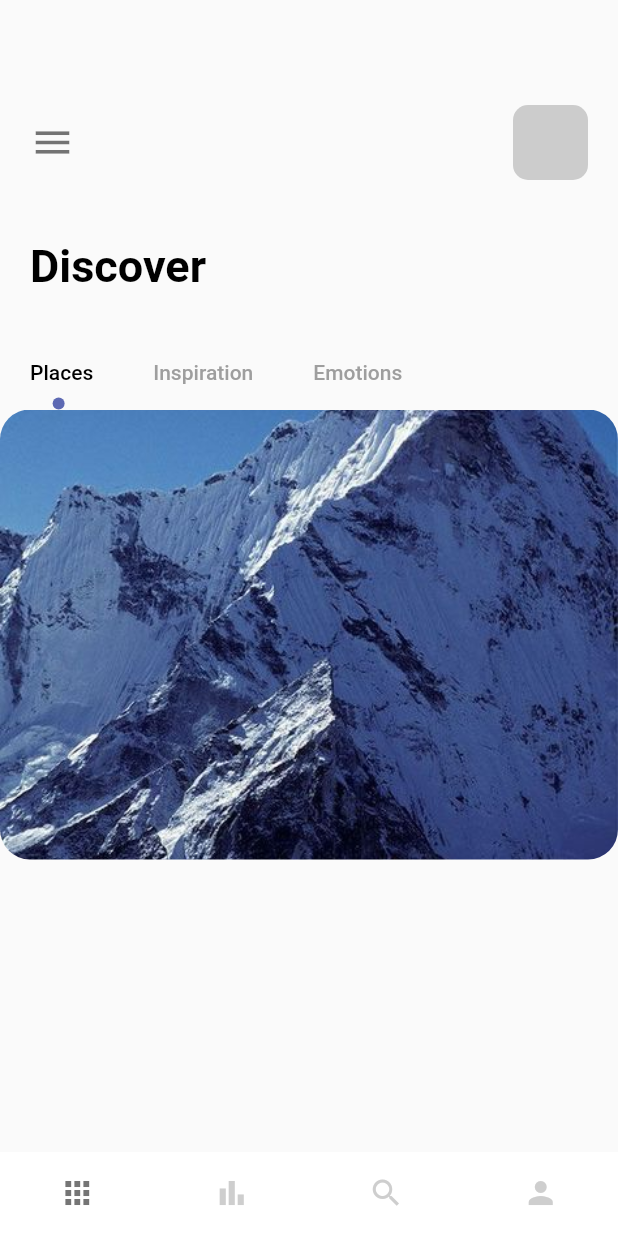
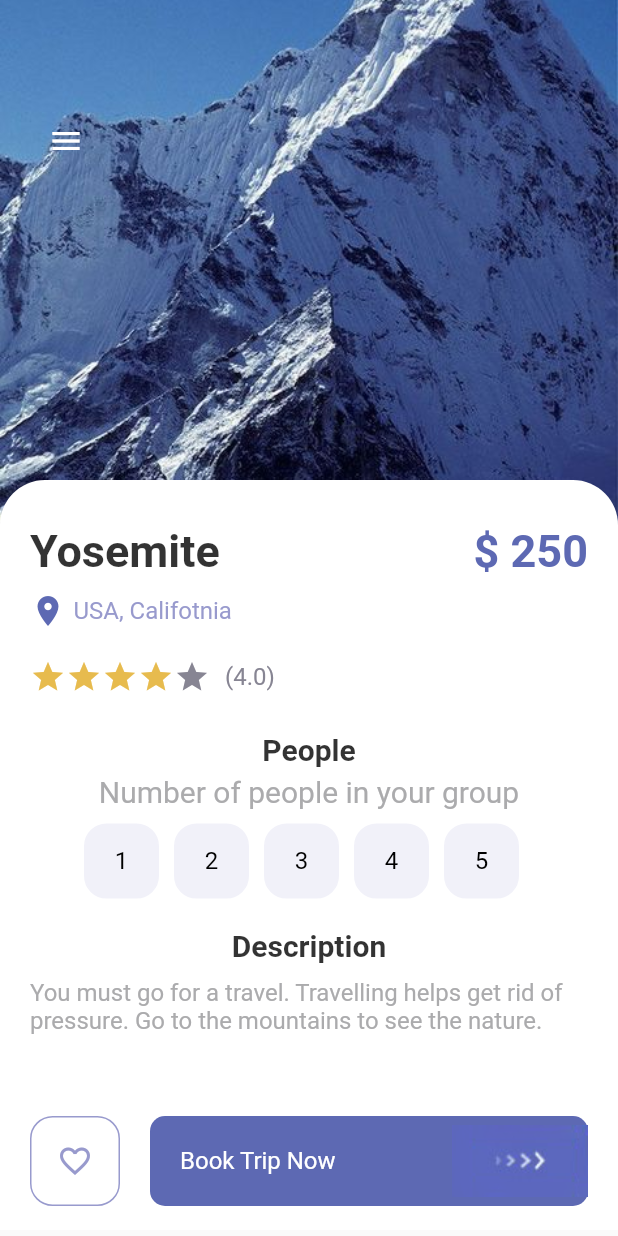
Before and after one commit to TinongSot/Travel_App, a Flutter app: the screen it shows after launch, on a phone screen of 412 x 824 dp. Run offline on Flutter 3.47's test engine with Material 2 defaults, Android fonts, the light colour scheme and no system bars; our stand-ins replace bloc, equatable.

Commit message:
Start from 3:0:0

```diff
--- /dev/null
+++ b/lib/cubit/app_cubit_states.dart
@@ -0,0 +1,14 @@
+import 'package:equatable/equatable.dart';
+
+abstract class CubitStates extends Equatable {}
+
+class InitialState extends CubitStates {
+
+  @override
+  List<Object> get props => [];
+}
+
+class WelcomeState extends CubitStates {
+  @override
+  List<Object> get props => [];
+}
--- /dev/null
+++ b/lib/cubit/app_cubits.dart
@@ -0,0 +1,8 @@
+import 'package:bloc/bloc.dart';
+import 'package:travel_app/cubit/app_cubit_states.dart';
+
+class AppCubits extends Cubit<CubitStates> {
+  AppCubits() : super(InitialState()) {
+    emit(WelcomeState());
+  }
+}
--- a/lib/main.dart
+++ b/lib/main.dart
@@ -1,4 +1,5 @@
 import 'package:flutter/material.dart';
+import 'package:travel_app/pages/detail_page.dart';
 import 'package:travel_app/pages/navpages/main_page.dart';
 import 'package:travel_app/pages/welcome_page.dart';
 
@@ -17,7 +18,7 @@ class TravelApp extends StatelessWidget {
       theme: ThemeData(
         primarySwatch: Colors.blue,
       ),
-      home: MainPage(),
+      home: DetailPage()
     );
   }
 }
--- /dev/null
+++ b/lib/pages/detail_page.dart
@@ -0,0 +1,193 @@
+import 'package:flutter/cupertino.dart';
+import 'package:flutter/material.dart';
+
+import '../misc/colors.dart';
+import '../widgets/app_buttons.dart';
+import '../widgets/app_large_text.dart';
+import '../widgets/app_text.dart';
+import '../widgets/responsive_button.dart';
+
+class DetailPage extends StatefulWidget {
+  const DetailPage({Key? key}) : super(key: key);
+  @override
+  _DetailPageState createState() => _DetailPageState();
+}
+
+class _DetailPageState extends State<DetailPage> {
+  int gottenStars = 4;
+  int selectedIndex = -1;
+  @override
+  Widget build(BuildContext context) {
+    return Scaffold(
+      body: Container(
+        width: double.maxFinite,
+        height: double.maxFinite,
+        child: Stack(
+          children: [
+            Positioned(
+                left: 0,
+                right: 0,
+                child: Container(
+                  width: double.maxFinite,
+                  height: 350,
+                  decoration: BoxDecoration(
+                    image: DecorationImage(
+                        image: AssetImage("img/mountain.jpeg"),
+                        fit: BoxFit.cover),
+                  ),
+                )),
+            Positioned(
+                left: 20,
+                top: 70,
+                child: Row(
+                  children: [
+                    IconButton(
+                      onPressed: () {},
+                      icon: Icon(Icons.menu),
+                      color: Colors.white,
+                    )
+                  ],
+                )),
+            Positioned(
+              top: 320,
+              child: Container(
+                padding: const EdgeInsets.only(left: 20, right: 20, top: 30),
+                width: MediaQuery.of(context).size.width,
+                height: 500,
+                decoration: BoxDecoration(
+                    color: Colors.white,
+                    borderRadius: BorderRadius.only(
+                        topLeft: Radius.circular(30),
+                        topRight: Radius.circular(30))),
+                child: Column(
+                  children: [
+                    //SizedBox(height: 10,),
+                    Row(
+                      mainAxisAlignment: MainAxisAlignment.spaceBetween,
+                      children: [
+                        AppLargeText(
+                            text: "Yosemite",
+                            color: Colors.black.withOpacity(0.8)),
+                        AppLargeText(text: "\$ 250", color: AppColors.mainColor)
+                      ],
+                    ),
+                    SizedBox(
+                      height: 10,
+                    ),
+                    Row(
+                      children: [
+                        Icon(
+                          Icons.location_on,
+                          color: AppColors.mainColor,
+                        ),
+                        SizedBox(
+                          width: 5,
+                        ),
+                        AppText(
+                          text: "USA, Califotnia",
+                          color: AppColors.textColor1,
+                        )
+                      ],
+                    ),
+                    SizedBox(
+                      height: 20,
+                    ),
+                    Row(
+                      children: [
+                        Wrap(
+                          children: List.generate(5, (index) {
+                            return Icon(Icons.star,
+                                color: index < gottenStars
+                                    ? AppColors.starColor
+                                    : AppColors.textColor2);
+                          }),
+                        ),
+                        SizedBox(
+                          width: 10,
+                        ),
+                        AppText(
+                          text: "(4.0)",
+                          color: AppColors.textColor2,
+                        )
+                      ],
+                    ),
+                    SizedBox(
+                      height: 25,
+                    ),
+                    AppLargeText(
+                        text: "People",
+                        color: Colors.black.withOpacity(0.8),
+                        size: 20),
+                    SizedBox(
+                      height: 5,
+                    ),
+                    AppText(
+                        text: "Number of people in your group",
+                        color: AppColors.mainTextColor,
+                        size: 20),
+                    SizedBox(
+                      height: 10,
+                    ),
+                    Wrap(
+
+                      children: List.generate(5, (index) {
+                        return InkWell(
+                          onTap: () {
+                            setState(() {
+                              selectedIndex = index;
+                            });
+                          },
+                          child: Container(
+                            margin: const EdgeInsets.only(right: 10),
+                            child: AppButtons(
+                              size: 50,
+                              color: selectedIndex==index?Colors.white:Colors.black,
+                              backgroundColor: selectedIndex==index?Colors.black:AppColors.buttonBackground,
+                              borderColor: selectedIndex==index?Colors.black:AppColors.buttonBackground,
+                              text: (index + 1).toString(),
+                            ),
+                          ),
+                        );
+                      }),
+                    ),
+                    SizedBox(
+                      height: 20,
+                    ),
+                    AppLargeText(text: "Description", color: Colors.black.withOpacity(0.8), size: 20),
+                    SizedBox(
+                      height: 10,
+                    ),
+                    AppText(text:"You must go for a travel. Travelling helps get rid of pressure. Go to the mountains to see the nature.", color: AppColors.mainTextColor),
+                  ],
+                ),
+              ),
+            ),
+            Positioned(
+              bottom:20,
+              left:20,
+              right: 20,
+              child: Row(
+                children:[
+                  AppButtons(
+                    size:60,
+                    color:AppColors.textColor1,
+                    backgroundColor: Colors.white,
+                    borderColor: AppColors.textColor1,
+                    isIcon: true,
+                    icon:Icons.favorite_border
+                    ),
+                    SizedBox(width: 20),
+                    ResponsiveButton(
+                      isResponsive: true,
+                    )
+
+                ],
+
+                )
+            )
+          ],
+        ),
+      ),
+    );
+  }
+}
--- a/lib/pages/navpages/home_page.dart
+++ b/lib/pages/home_page.dart
@@ -4,6 +4,8 @@ import 'package:flutter/src/foundation/key.dart';
 import 'package:flutter/src/widgets/framework.dart';
 import 'package:travel_app/misc/colors.dart';
 import 'package:travel_app/widgets/app_large_text.dart';
+
+import '../widgets/app_text.dart';
 
 class HomePage extends StatefulWidget {
   const HomePage({Key? key}) : super(key: key);
@@ -13,6 +15,12 @@ class HomePage extends StatefulWidget {
 }
 
 class _HomePageState extends State<HomePage> with TickerProviderStateMixin {
+  var images = {
+    "balloning.png": "Balloning",
+    "hiking.png": "Hiking",
+    "kayaking.png": "Kayaking",
+    "snorkling.png": "Snorkling"
+  };
   @override
   Widget build(BuildContext context) {
     TabController _tabController = TabController(length: 3, vsync: this);
@@ -42,14 +50,14 @@ class _HomePageState extends State<HomePage> with TickerProviderStateMixin {
               ],
             ),
           ),
-          SizedBox(height: 40),
+          SizedBox(height: 30),
           //discover text
           Container(
             margin: const EdgeInsets.only(left: 20),
             child: AppLargeText(text: "Discover"),
           ),
           SizedBox(
-            height: 30,
+            height: 20,
           ),
           //tabbar
           Container(
@@ -78,10 +86,16 @@ class _HomePageState extends State<HomePage> with TickerProviderStateMixin {
             ),
           ),
           Container(
+            padding: const EdgeInsets.only(left: 20),
             height: 300,
             width: double.maxFinite,
             child: TabBarView(controller: _tabController, children: [
-              Container(
+              ListView.builder(
+                itemCount: 3,
+                scrollDirection: Axis.horizontal,
+                itemBuilder: (BuildContext context, int index) {
+                  return Container(
+                    margin: const EdgeInsets.only(right: 15, top: 10),
                     width: 200,
                     height: 300,
                     decoration: BoxDecoration(
@@ -90,11 +104,68 @@ class _HomePageState extends State<HomePage> with TickerProviderStateMixin {
                         image: DecorationImage(
                             image: AssetImage("img/mountain.jpeg"),
                             fit: BoxFit.cover)),
+                  );
+                },
               ),
               Text("There"),
               Text("Bye"),
             ]),
           ),
+          SizedBox(
+            height: 30,
+          ),
+          Container(
+            margin: const EdgeInsets.only(left: 20, right: 20),
+            child: Row(
+              mainAxisAlignment: MainAxisAlignment.spaceBetween,
+              children: [
+                AppLargeText(
+                  text: "Exporemore",
+                  size: 22,
+                ),
+                AppText(text: "See all", color: AppColors.textColor1)
+              ],
+            ),
+          ),
+          SizedBox(
+            height: 10,
+          ),
+          Container(
+            height: 120,
+            width: double.maxFinite,
+            margin: const EdgeInsets.only(left: 20),
+            child: ListView.builder(
+                itemCount: 4,
+                scrollDirection: Axis.horizontal,
+                itemBuilder: (_, index) {
+                  return Container(
+                    margin: const EdgeInsets.only(right: 30),
+                    child: Column(
+                      crossAxisAlignment: CrossAxisAlignment.center,
+                      children: [
+                        Container(
+                          //margin: const EdgeInsets.only(right: 50),
+                          width: 80,
+                          height: 80,
+                          decoration: BoxDecoration(
+                              borderRadius: BorderRadius.circular(20),
+                              color: Colors.white,
+                              image: DecorationImage(
+                                  image: AssetImage("img/"+images.keys.elementAt(index)),
+                                  fit: BoxFit.cover)),
+                        ),
+                        SizedBox(height:10),
+                        Container(
+                          child: AppText(
+                            text: images.values.elementAt(index),
+                            color: AppColors.textColor2,
+                          ),
+                        )
+                      ],
+                    ),
+                  );
+                }),
+          )
         ],
       ),
     );
--- a/lib/pages/navpages/main_page.dart
+++ b/lib/pages/navpages/main_page.dart
@@ -1,6 +1,6 @@
 import 'package:flutter/material.dart';
 import 'package:travel_app/pages/navpages/bar_item_page.dart';
-import 'package:travel_app/pages/navpages/home_page.dart';
+import 'package:travel_app/pages/home_page.dart';
 import 'package:travel_app/pages/navpages/my_page.dart';
 import 'package:travel_app/pages/navpages/search_page.dart';
 
--- /dev/null
+++ b/lib/widgets/app_buttons.dart
@@ -0,0 +1,40 @@
+import 'package:flutter/cupertino.dart';
+import 'package:flutter/material.dart';
+import 'package:travel_app/widgets/app_text.dart';
+
+import '../misc/colors.dart';
+
+class AppButtons extends StatelessWidget {
+  final Color color;
+  String? text;
+  IconData? icon;
+  final Color backgroundColor;
+  double size;
+  final Color borderColor;
+  bool? isIcon;
+  AppButtons(
+      {Key? key,
+      this.isIcon=false,
+      this.text="hi",
+      this.icon,
+      required this.size,
+      required this.color,
+      required this.backgroundColor,
+      required this.borderColor})
+      : super(key: key);
+  @override
+  Widget build(BuildContext context) {
+    return Container(
+      width: size,
+      height: size,
+      decoration: BoxDecoration(
+          border: Border.all(
+            color: borderColor,
+            width: 1.0,
+          ),
+          borderRadius: BorderRadius.circular(15),
+          color: backgroundColor),
+          child: isIcon==false?Center(child: AppText(text: text!, color:color)):Center(child: Icon(icon, color: color)),
+    );
+  }
+}
--- a/lib/widgets/responsive_button.dart
+++ b/lib/widgets/responsive_button.dart
@@ -1,29 +1,36 @@
 import 'package:flutter/cupertino.dart';
+import 'package:flutter/material.dart';
 import 'package:travel_app/misc/colors.dart';
+
+import 'app_text.dart';
 
 class ResponsiveButton extends StatelessWidget {
   bool? isResponsive;
   double? width;
   ResponsiveButton({
     Key? key,
-    this.width,
+    this.width=120,
     this.isResponsive = false,
   }) : super(key: key);
 
   @override
   Widget build(BuildContext context) {
-    return Container(
-      width: width,
+    return Flexible(
+      child: Container(
+        width:isResponsive==true?double.maxFinite: width,
         height: 60,
         decoration: BoxDecoration(
           borderRadius: BorderRadius.circular(10),
           color: AppColors.mainColor,
         ),
         child: Row(
-        mainAxisAlignment: MainAxisAlignment.center,
+          mainAxisAlignment: isResponsive==true?MainAxisAlignment.spaceBetween:MainAxisAlignment.center,
           children: [
+            isResponsive==true?Container(margin:const EdgeInsets.only(left:20), child: AppText(text: "Book Trip Now", color:Colors.white)):Container(),
             Image.asset("img/button-one.png"),
+
           ],
+        ),
       ),
     );
   }
--- a/pubspec.yaml
+++ b/pubspec.yaml
@@ -34,6 +34,8 @@ dependencies:
   # The following adds the Cupertino Icons font to your application.
   # Use with the CupertinoIcons class for iOS style icons.
   cupertino_icons: ^1.0.2
+  equatable: ^2.0.3
+  bloc: ^8.0.3
 
 dev_dependencies:
   flutter_test:
```
Also changed, not shown: pubspec.lock, 2 other files. Lines whose indentation alone changed are shown as unchanged.
